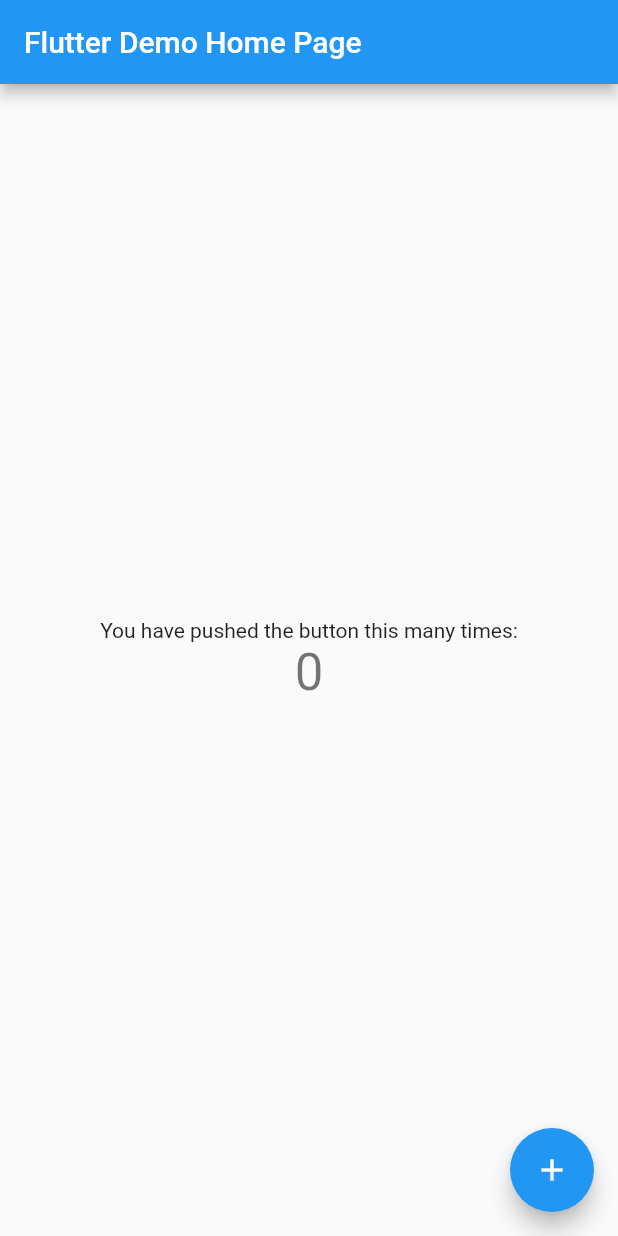
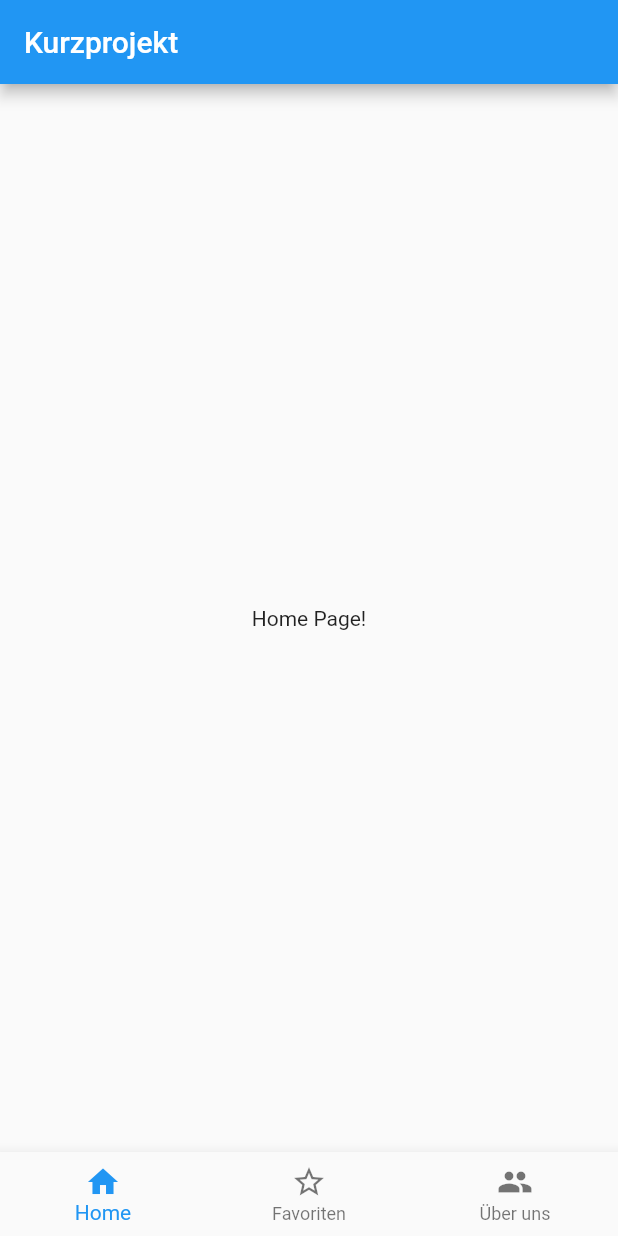
Before and after one commit to torbenkeller/12h_Kurzprojekt, a Flutter app: the screen it shows after launch, on a phone screen of 412 x 824 dp. Run offline on Flutter 3.47's test engine with Material 2 defaults, Android fonts, the phone set to English and light mode, and no system bars.

Commit message:
fixes #13

```diff
--- /dev/null
+++ b/lib/about_us/about_us_page.dart
@@ -0,0 +1,16 @@
+import 'package:flutter/material.dart';
+
+class AboutUsPage extends StatelessWidget {
+  @override
+  Widget build(BuildContext context) {
+//    return Padding(
+//      padding: const EdgeInsets.all(8.0),
+//      child: SingleChildScrollView(child: Column(children: <Widget>[
+//        Text('Über Uns', style: Theme.of(context).textTheme.display1,)
+//      ],),),
+//    );
+    return Center(
+      child: Text('Über uns'),
+    );
+  }
+}
--- /dev/null
+++ b/lib/buisness_logic/game.dart
@@ -0,0 +1,3 @@
+class Game {
+  String game;
+}
--- /dev/null
+++ b/lib/favourites/favourites_page.dart
@@ -0,0 +1,10 @@
+import 'package:flutter/material.dart';
+
+class FavouritesPage extends StatelessWidget {
+  @override
+  Widget build(BuildContext context) {
+    return Center(
+      child: Text('Favourites Page!'),
+    );
+  }
+}
--- /dev/null
+++ b/lib/home/home_page.dart
@@ -0,0 +1,10 @@
+import 'package:flutter/material.dart';
+
+class HomePage extends StatelessWidget {
+  @override
+  Widget build(BuildContext context) {
+    return Center(
+      child: Text('Home Page!'),
+    );
+  }
+}
--- a/lib/main.dart
+++ b/lib/main.dart
@@ -1,111 +1,71 @@
 import 'package:flutter/material.dart';
+import 'package:kurzprojekt/about_us/about_us_page.dart';
+import 'package:kurzprojekt/favourites/favourites_page.dart';
+import 'package:kurzprojekt/home/home_page.dart';
 
-void main() => runApp(MyApp());
+main() => runApp(MainApp());
 
-class MyApp extends StatelessWidget {
-  // This widget is the root of your application.
+class MainApp extends StatelessWidget {
   @override
   Widget build(BuildContext context) {
     return MaterialApp(
-      title: 'Flutter Demo',
-      theme: ThemeData(
-        // This is the theme of your application.
-        //
-        // Try running your application with "flutter run". You'll see the
-        // application has a blue toolbar. Then, without quitting the app, try
-        // changing the primarySwatch below to Colors.green and then invoke
-        // "hot reload" (press "r" in the console where you ran "flutter run",
-        // or simply save your changes to "hot reload" in a Flutter IDE).
-        // Notice that the counter didn't reset back to zero; the application
-        // is not restarted.
-        primarySwatch: Colors.blue,
-      ),
-      home: MyHomePage(title: 'Flutter Demo Home Page'),
+      title: 'Kurzprojekt',
+      onGenerateRoute: (RouteSettings settings) {
+        return MaterialPageRoute(builder: (_) => RootPage());
+      },
     );
   }
 }
 
-class MyHomePage extends StatefulWidget {
-  MyHomePage({Key key, this.title}) : super(key: key);
-
-  // This widget is the home page of your application. It is stateful, meaning
-  // that it has a State object (defined below) that contains fields that affect
-  // how it looks.
-
-  // This class is the configuration for the state. It holds the values (in this
-  // case the title) provided by the parent (in this case the App widget) and
-  // used by the build method of the State. Fields in a Widget subclass are
-  // always marked "final".
-
-  final String title;
-
+class RootPage extends StatefulWidget {
   @override
-  _MyHomePageState createState() => _MyHomePageState();
+  _RootPageState createState() => _RootPageState();
 }
 
-class _MyHomePageState extends State<MyHomePage> {
-  int _counter = 0;
-
-  void _incrementCounter() {
-    setState(() {
-      // This call to setState tells the Flutter framework that something has
-      // changed in this State, which causes it to rerun the build method below
-      // so that the display can reflect the updated values. If we changed
-      // _counter without calling setState(), then the build method would not be
-      // called again, and so nothing would appear to happen.
-      _counter++;
-    });
-  }
+class _RootPageState extends State<RootPage> {
+  final List<BottomNavigationBarItem> _barItems =
+      List.unmodifiable(<BottomNavigationBarItem>[
+    BottomNavigationBarItem(
+      icon: Icon(Icons.home),
+      title: Text('Home'),
+    ),
+    BottomNavigationBarItem(
+      icon: Icon(Icons.star_border),
+      activeIcon: Icon(Icons.star),
+      title: Text('Favoriten'),
+    ),
+    BottomNavigationBarItem(
+      icon: Icon(Icons.group),
+      title: Text('Über uns'),
+    ),
+  ]);
+  int _currentPage = 0;
 
   @override
   Widget build(BuildContext context) {
-    // This method is rerun every time setState is called, for instance as done
-    // by the _incrementCounter method above.
-    //
-    // The Flutter framework has been optimized to make rerunning build methods
-    // fast, so that you can just rebuild anything that needs updating rather
-    // than having to individually change instances of widgets.
     return Scaffold(
       appBar: AppBar(
-        // Here we take the value from the MyHomePage object that was created by
-        // the App.build method, and use it to set our appbar title.
-        title: Text(widget.title),
+        title: Text('Kurzprojekt'),
       ),
-      body: Center(
-        // Center is a layout widget. It takes a single child and positions it
-        // in the middle of the parent.
-        child: Column(
-          // Column is also layout widget. It takes a list of children and
-          // arranges them vertically. By default, it sizes itself to fit its
-          // children horizontally, and tries to be as tall as its parent.
-          //
-          // Invoke "debug painting" (press "p" in the console, choose the
-          // "Toggle Debug Paint" action from the Flutter Inspector in Android
-          // Studio, or the "Toggle Debug Paint" command in Visual Studio Code)
-          // to see the wireframe for each widget.
-          //
-          // Column has various properties to control how it sizes itself and
-          // how it positions its children. Here we use mainAxisAlignment to
-          // center the children vertically; the main axis here is the vertical
-          // axis because Columns are vertical (the cross axis would be
-          // horizontal).
-          mainAxisAlignment: MainAxisAlignment.center,
-          children: <Widget>[
-            Text(
-              'You have pushed the button this many times:',
-            ),
-            Text(
-              '$_counter',
-              style: Theme.of(context).textTheme.display1,
-            ),
-          ],
-        ),
+      body: _selectPage(),
+      bottomNavigationBar: BottomNavigationBar(
+        items: _barItems,
+        onTap: (int index) => setState(() => _currentPage = index),
+        currentIndex: _currentPage,
       ),
-      floatingActionButton: FloatingActionButton(
-        onPressed: _incrementCounter,
-        tooltip: 'Increment',
-        child: Icon(Icons.add),
-      ), // This trailing comma makes auto-formatting nicer for build methods.
     );
   }
+
+  Widget _selectPage() {
+    switch (_currentPage) {
+      case 0:
+        return HomePage();
+      case 1:
+        return FavouritesPage();
+      case 2:
+        return AboutUsPage();
+      default:
+        return HomePage();
+    }
+  }
 }
```
Also changed, not shown: pubspec.lock, 1 other file.
